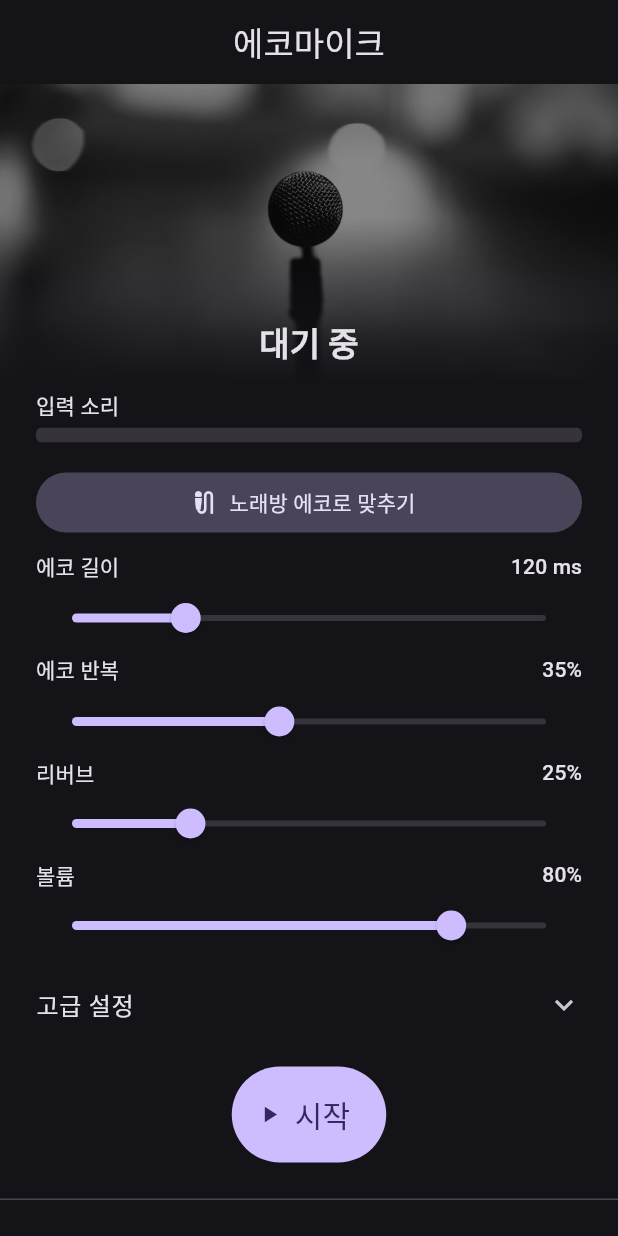
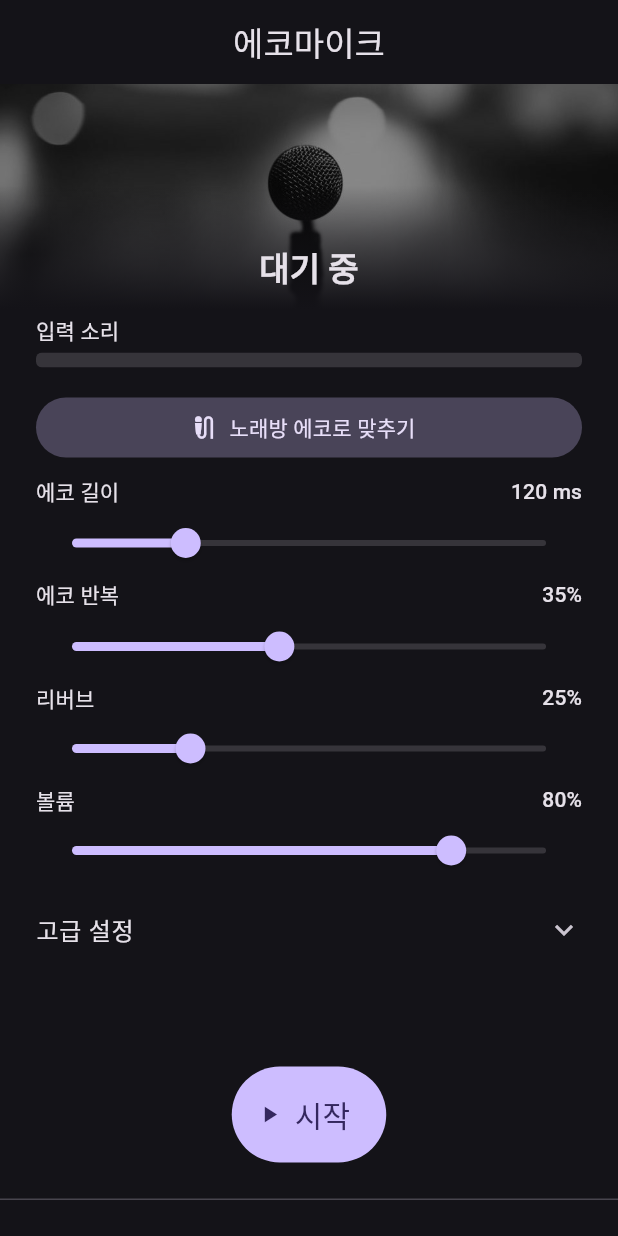
Before and after one commit to DailightStudio/echomic, a Flutter app: the screen it shows after launch, on a phone screen of 412 x 824 dp. Run offline on Flutter 3.47's test engine with Material 3 defaults, Android fonts, the phone set to English and light mode, and no system bars; our stand-ins replace google_mobile_ads, permission_handler, shared_preferences, wakelock_plus.

Commit message:
fix(ui): stage header 200 -> 150dp so volume stays above the fold
On a 411x914dp emulator the volume slider sat under the Start button.

Co-Authored-By: Claude Opus 5.5 <noreply@anthropic.com>

```diff
--- a/lib/home_screen.dart
+++ b/lib/home_screen.dart
@@ -533,8 +533,9 @@ class _StageHeader extends StatelessWidget {
   @override
   Widget build(BuildContext context) {
     final surface = Theme.of(context).colorScheme.surface;
+    // 150dp keeps the volume slider above the fold on a 412x915dp phone.
     return SizedBox(
-      height: 200,
+      height: 150,
       child: Stack(
         fit: StackFit.expand,
         children: [
```
